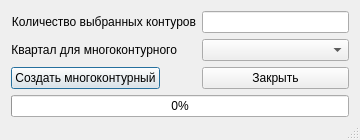
First picture: the form in ui/createmulticontour.ui, repository Biryuchkov/openLand, before the edit.
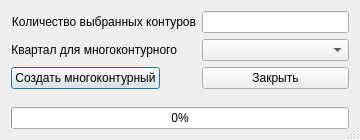
Second picture: the form after the edit. Icons and pictures are not drawn.

Patch:
```diff
--- a/ui/createmulticontour.ui
+++ b/ui/createmulticontour.ui
@@ -79,13 +79,26 @@
      </property>
     </widget>
    </item>
-   <item row="5" column="0" colspan="2">
+   <item row="6" column="0" colspan="2">
     <widget class="QProgressBar" name="progressBar">
      <property name="value">
       <number>0</number>
      </property>
     </widget>
    </item>
+   <item row="5" column="0">
+    <spacer name="verticalSpacer">
+     <property name="orientation">
+      <enum>Qt::Vertical</enum>
+     </property>
+     <property name="sizeHint" stdset="0">
+      <size>
+       <width>20</width>
+       <height>40</height>
+      </size>
+     </property>
+    </spacer>
+   </item>
   </layout>
  </widget>
  <tabstops>
```
Left out of the diff: 8 changed lines with no effect on the pictures.
